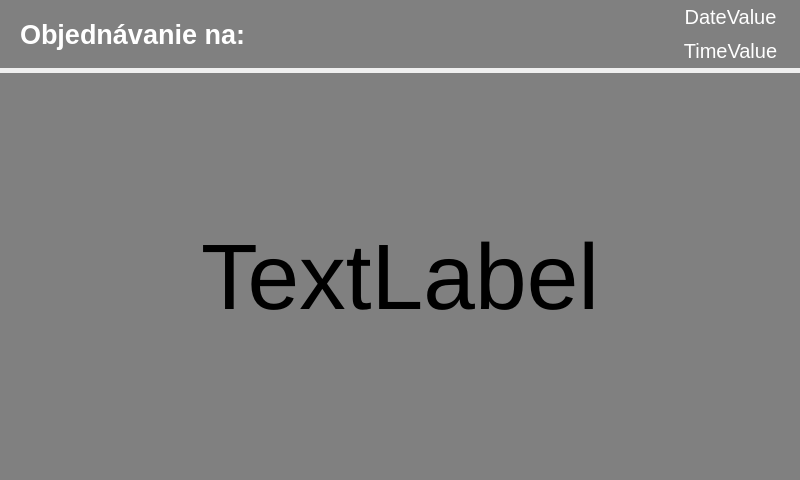
First picture: the form in ServerApp/SubApps/Serve/Layouts/ClientServedLayout.ui, repository KelloTomas/CVUTMasterThesis, before the edit.
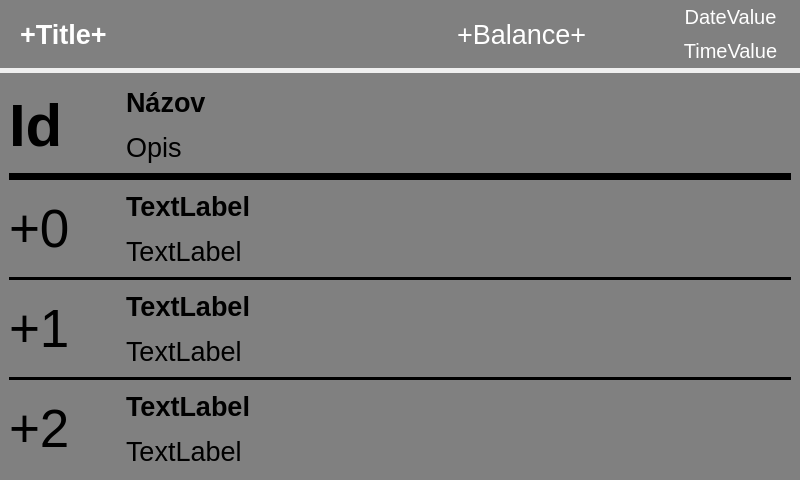
Second picture: the form after the edit.

Commit message: Show history of served orders implemented

```diff
--- a/ServerApp/SubApps/Serve/Layouts/ClientServedLayout.ui
+++ b/ServerApp/SubApps/Serve/Layouts/ClientServedLayout.ui
@@ -43,7 +43,7 @@
      <property name="class" stdset="0">
       <string>lightPanelStyle</string>
      </property>
-     <layout class="QHBoxLayout" name="titleLayout" stretch="6,1">
+     <layout class="QHBoxLayout" name="titleLayout" stretch="4,2,1">
       <property name="spacing">
        <number>0</number>
       </property>
@@ -78,13 +78,28 @@
          <string notr="true">color:white</string>
         </property>
         <property name="text">
-         <string>Objednávanie na:</string>
+         <string>+Title+</string>
         </property>
         <property name="class" stdset="0">
          <string>clientTextTitleStyle</string>
         </property>
        </widget>
       </item>
+      <item>
+       <widget class="QLabel" name="BalanceValue">
+        <property name="font">
+         <font>
+          <pointsize>20</pointsize>
+         </font>
+        </property>
+        <property name="styleSheet">
+         <string notr="true">color:white</string>
+        </property>
+        <property name="text">
+         <string>+Balance+</string>
+        </property>
+       </widget>
+      </item>
       <item>
        <widget class="QWidget" name="verticalWidget" native="true">
         <property name="sizePolicy">
@@ -183,19 +198,203 @@
      <property name="class" stdset="0">
       <string>darkPanelStyle</string>
      </property>
-     <layout class="QGridLayout" name="gridLayout" columnstretch="0">
-      <item row="0" column="0">
-       <widget class="QLabel" name="content">
+     <layout class="QGridLayout" name="gridLayout" rowstretch="1,1,0,1,1,0,1,1,0,1,1" columnstretch="1,6">
+      <item row="2" column="0" colspan="2">
+       <widget class="QWidget" name="widget" native="true">
+        <property name="minimumSize">
+         <size>
+          <width>7</width>
+          <height>7</height>
+         </size>
+        </property>
+        <property name="styleSheet">
+         <string notr="true">background:black</string>
+        </property>
+       </widget>
+      </item>
+      <item row="6" column="0" rowspan="2">
+       <widget class="QLabel" name="Id1">
         <property name="font">
          <font>
-          <pointsize>70</pointsize>
+          <pointsize>40</pointsize>
          </font>
         </property>
         <property name="text">
+         <string>+1</string>
+        </property>
+       </widget>
+      </item>
+      <item row="7" column="1">
+       <widget class="QLabel" name="Desc1">
+        <property name="font">
+         <font>
+          <pointsize>20</pointsize>
+         </font>
+        </property>
+        <property name="text">
          <string>TextLabel</string>
         </property>
-        <property name="alignment">
-         <set>Qt::AlignCenter</set>
+       </widget>
+      </item>
+      <item row="6" column="1">
+       <widget class="QLabel" name="Name1">
+        <property name="font">
+         <font>
+          <pointsize>20</pointsize>
+          <weight>75</weight>
+          <bold>true</bold>
+         </font>
+        </property>
+        <property name="text">
+         <string>TextLabel</string>
+        </property>
+       </widget>
+      </item>
+      <item row="3" column="0" rowspan="2">
+       <widget class="QLabel" name="Id0">
+        <property name="font">
+         <font>
+          <pointsize>40</pointsize>
+         </font>
+        </property>
+        <property name="text">
+         <string>+0</string>
+        </property>
+       </widget>
+      </item>
+      <item row="8" column="0" colspan="2">
+       <widget class="QWidget" name="widget_3" native="true">
+        <property name="minimumSize">
+         <size>
+          <width>3</width>
+          <height>3</height>
+         </size>
+        </property>
+        <property name="styleSheet">
+         <string notr="true">background:black</string>
+        </property>
+       </widget>
+      </item>
+      <item row="4" column="1">
+       <widget class="QLabel" name="Desc0">
+        <property name="font">
+         <font>
+          <pointsize>20</pointsize>
+         </font>
+        </property>
+        <property name="text">
+         <string>TextLabel</string>
+        </property>
+       </widget>
+      </item>
+      <item row="3" column="1">
+       <widget class="QLabel" name="Name0">
+        <property name="font">
+         <font>
+          <pointsize>20</pointsize>
+          <weight>75</weight>
+          <bold>true</bold>
+         </font>
+        </property>
+        <property name="text">
+         <string>TextLabel</string>
+        </property>
+       </widget>
+      </item>
+      <item row="9" column="0" rowspan="2">
+       <widget class="QLabel" name="Id2">
+        <property name="font">
+         <font>
+          <pointsize>40</pointsize>
+         </font>
+        </property>
+        <property name="text">
+         <string>+2</string>
+        </property>
+       </widget>
+      </item>
+      <item row="5" column="0" colspan="2">
+       <widget class="QWidget" name="widget_4" native="true">
+        <property name="minimumSize">
+         <size>
+          <width>3</width>
+          <height>3</height>
+         </size>
+        </property>
+        <property name="styleSheet">
+         <string notr="true">background:black</string>
+        </property>
+       </widget>
+      </item>
+      <item row="0" column="1">
+       <widget class="QLabel" name="TitleName">
+        <property name="font">
+         <font>
+          <pointsize>20</pointsize>
+          <weight>75</weight>
+          <bold>true</bold>
+         </font>
+        </property>
+        <property name="text">
+         <string>Názov</string>
+        </property>
+       </widget>
+      </item>
+      <item row="0" column="0" rowspan="2">
+       <widget class="QLabel" name="TitleId">
+        <property name="sizePolicy">
+         <sizepolicy hsizetype="Ignored" vsizetype="Ignored">
+          <horstretch>0</horstretch>
+          <verstretch>0</verstretch>
+         </sizepolicy>
+        </property>
+        <property name="font">
+         <font>
+          <pointsize>45</pointsize>
+          <weight>75</weight>
+          <bold>true</bold>
+         </font>
+        </property>
+        <property name="text">
+         <string>Id</string>
+        </property>
+       </widget>
+      </item>
+      <item row="1" column="1">
+       <widget class="QLabel" name="TitleDesc">
+        <property name="font">
+         <font>
+          <pointsize>20</pointsize>
+         </font>
+        </property>
+        <property name="text">
+         <string>Opis</string>
+        </property>
+       </widget>
+      </item>
+      <item row="9" column="1">
+       <widget class="QLabel" name="Name2">
+        <property name="font">
+         <font>
+          <pointsize>20</pointsize>
+          <weight>75</weight>
+          <bold>true</bold>
+         </font>
+        </property>
+        <property name="text">
+         <string>TextLabel</string>
+        </property>
+       </widget>
+      </item>
+      <item row="10" column="1">
+       <widget class="QLabel" name="Desc2">
+        <property name="font">
+         <font>
+          <pointsize>20</pointsize>
+         </font>
+        </property>
+        <property name="text">
+         <string>TextLabel</string>
         </property>
        </widget>
       </item>
```
The commit also changes 25 other files.
